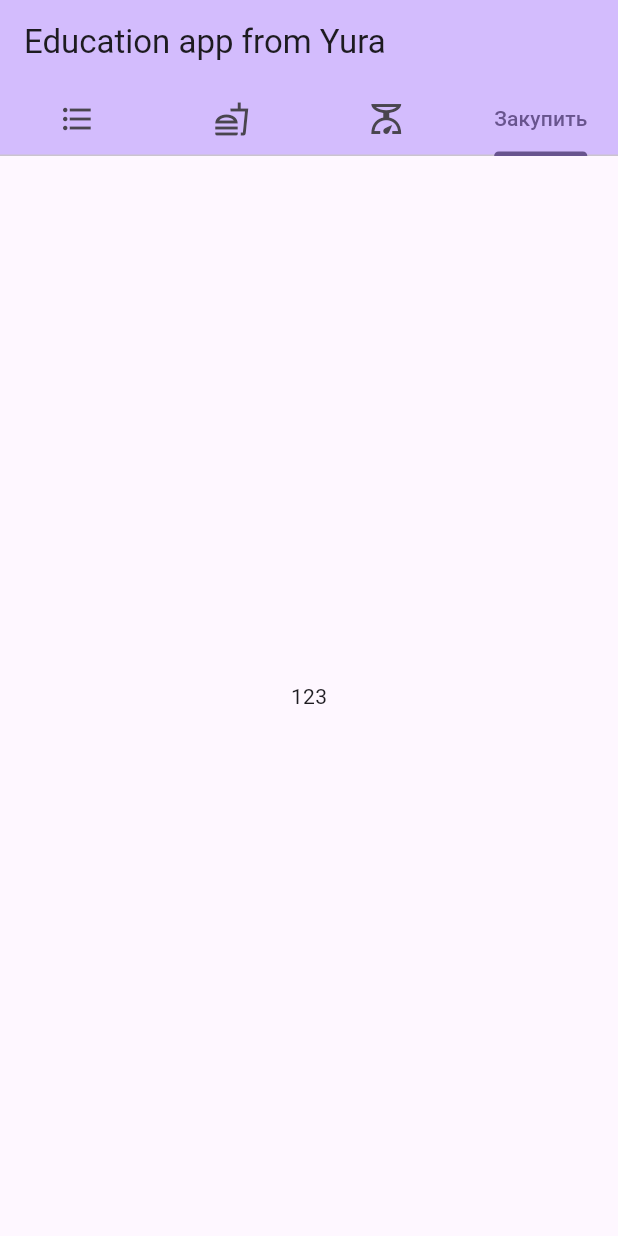
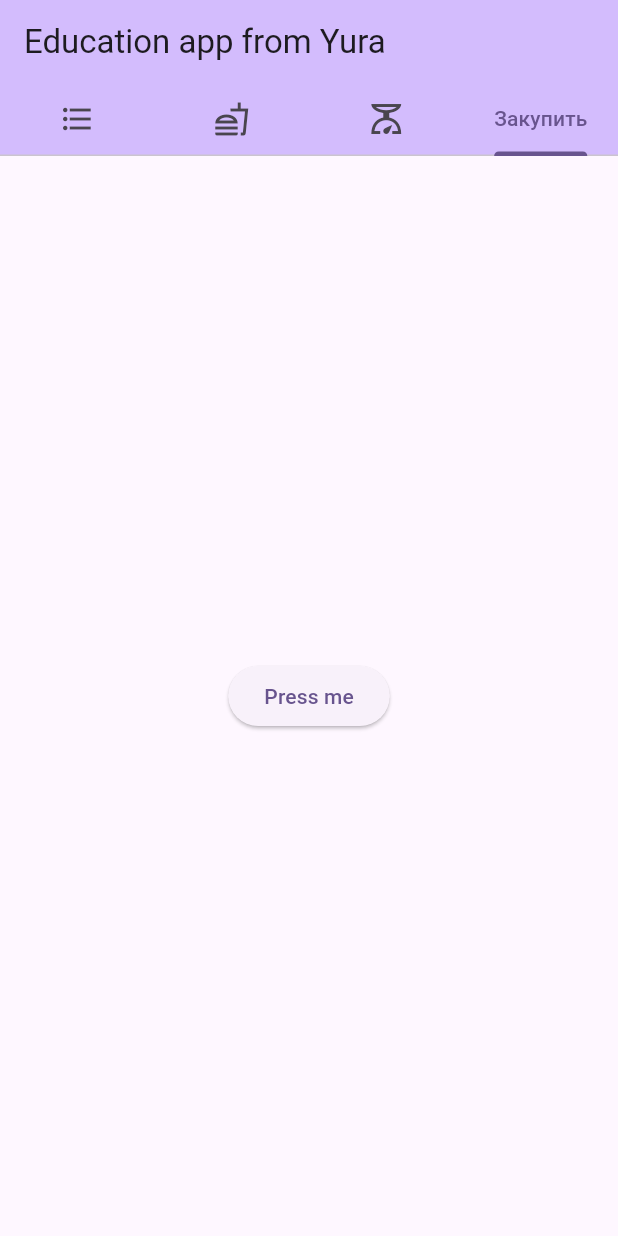
Before and after one commit to LudaVV/potions, a Flutter app: the screen it shows after launch, tab 4 chosen, on a phone screen of 412 x 824 dp. Run offline on Flutter 3.47's test engine with Material 3 defaults, Android fonts, the phone set to English and light mode, and no system bars.

Commit message:
Добавили кнопку в Shopping

```diff
--- a/lib/Shopping.dart
+++ b/lib/Shopping.dart
@@ -1,9 +1,24 @@
 import 'package:flutter/cupertino.dart';
+import 'package:flutter/material.dart';
 
 class Shopping extends StatelessWidget {
   @override
   Widget build(BuildContext context) {
-    return Center(child: Text('123'),
+    return Center(child:
+    ElevatedButton(
+        onPressed: () {
+          // Делаем что-нибудь, когда кнопка нажата.
+        },
+        child: Text('Press me'),
+        //style: ElevatedButton.styleFrom(
+          //textStyle: TextStyle(fontSize: 20),
+          //backgroundColor: Colors.purple,
+          //foregroundColor: Colors.white,
+          //elevation: 5.0,
+          //padding: EdgeInsets.all(20),
+        //)
+    )
+
     );
   }
 }
```
